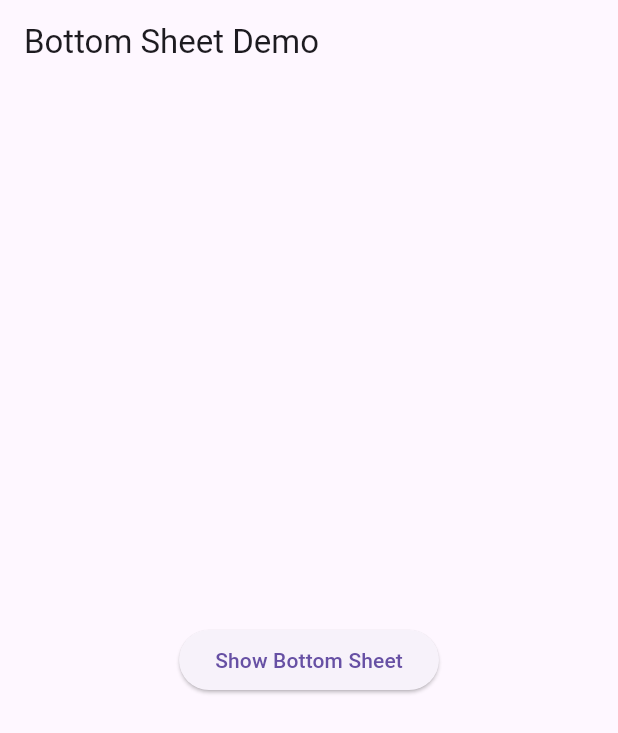
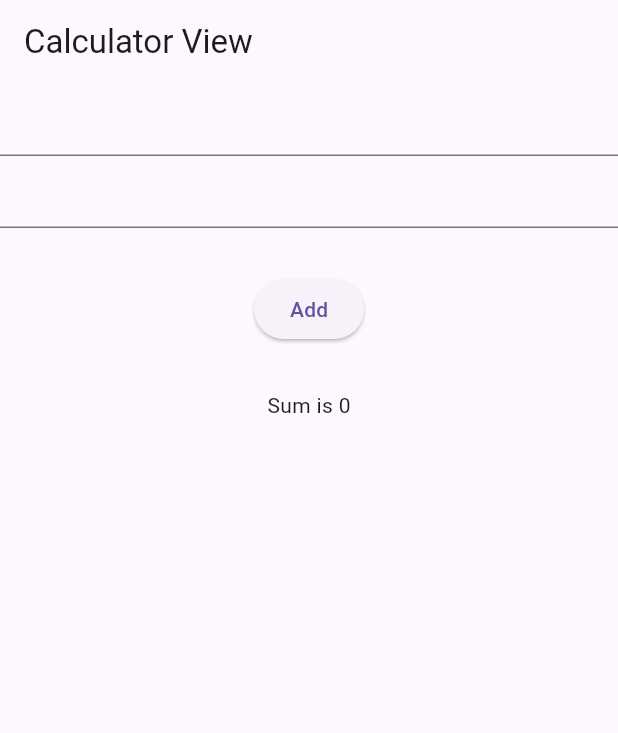
Before and after one commit to MuhammadAliKust/KamranProject, a Flutter app: the screen it shows after launch, on a phone screen of 412 x 824 dp. Shown: the top 733 px of the screen. Run offline on Flutter 3.47's test engine with Material 3 defaults, Android fonts, the phone set to English and light mode, and no system bars; our stand-ins replace smooth_page_indicator.

Commit message:
Calculator Done

```diff
--- /dev/null
+++ b/lib/calculator_view.dart
@@ -0,0 +1,57 @@
+import 'dart:developer';
+
+import 'package:flutter/material.dart';
+
+class CalculatorView extends StatefulWidget {
+  CalculatorView({super.key});
+
+  @override
+  State<CalculatorView> createState() => _CalculatorViewState();
+}
+
+class _CalculatorViewState extends State<CalculatorView> {
+  TextEditingController firstController = TextEditingController();
+
+  TextEditingController secondController = TextEditingController();
+
+  int sum = 0;
+
+  @override
+  Widget build(BuildContext context) {
+    return Scaffold(
+      appBar: AppBar(
+        title: Text("Calculator View"),
+      ),
+      body: Column(
+        children: [
+          TextField(
+            controller: firstController,
+            keyboardType: TextInputType.number,
+          ),
+          TextField(
+            controller: secondController,
+
+            keyboardType: TextInputType.number,
+          ),
+          SizedBox(
+            height: 30,
+          ),
+          ElevatedButton(
+              onPressed: () {
+                sum = int.parse(firstController.text) +
+                    int.parse(secondController.text);
+                setState(() {
+
+                });
+                log(sum.toString());
+              },
+              child: Text("Add")),
+          SizedBox(
+            height: 30,
+          ),
+          Text("Sum is $sum")
+        ],
+      ),
+    );
+  }
+}
--- a/lib/main.dart
+++ b/lib/main.dart
@@ -1,6 +1,7 @@
 import 'package:flutter/material.dart';
 import 'package:kamran_project/bottom_nav_bar.dart';
 import 'package:kamran_project/bottom_sheet.dart';
+import 'package:kamran_project/calculator_view.dart';
 import 'package:kamran_project/dialog_box.dart';
 import 'package:kamran_project/dynamic_list.dart';
 import 'package:kamran_project/list_view_demo.dart';
@@ -21,7 +22,7 @@ class MyApp extends StatelessWidget {
   @override
   Widget build(BuildContext context) {
     return  MaterialApp(
-      home: BottomSheetView(),
+      home: CalculatorView(),
     );
   }
 }
```
